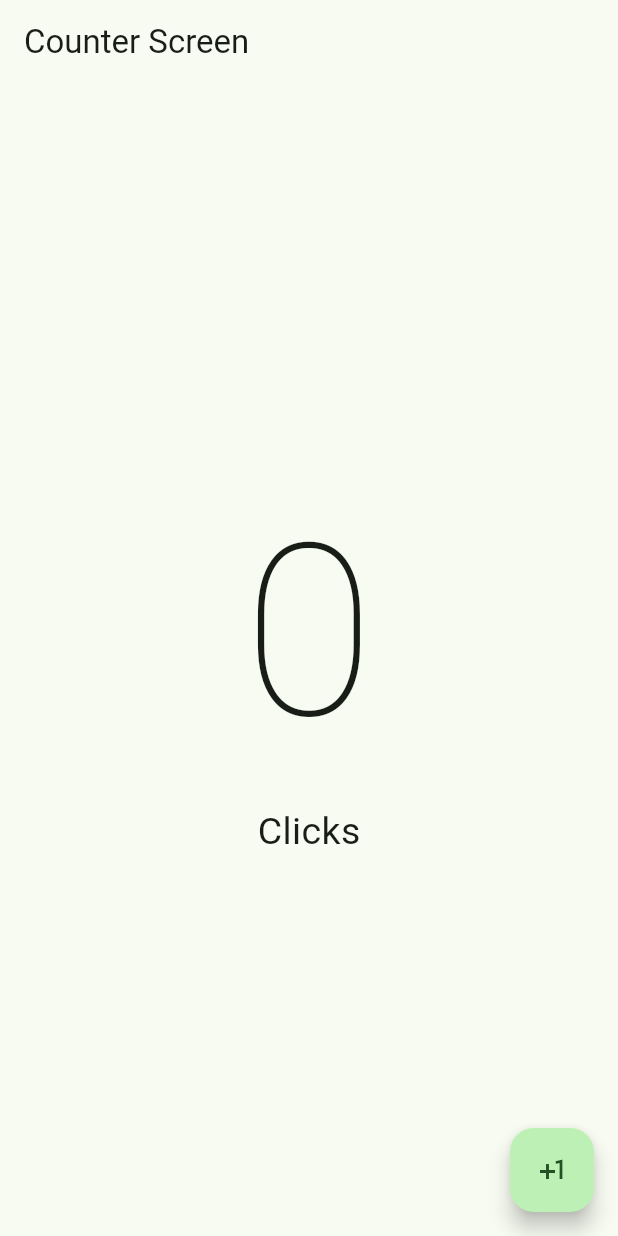
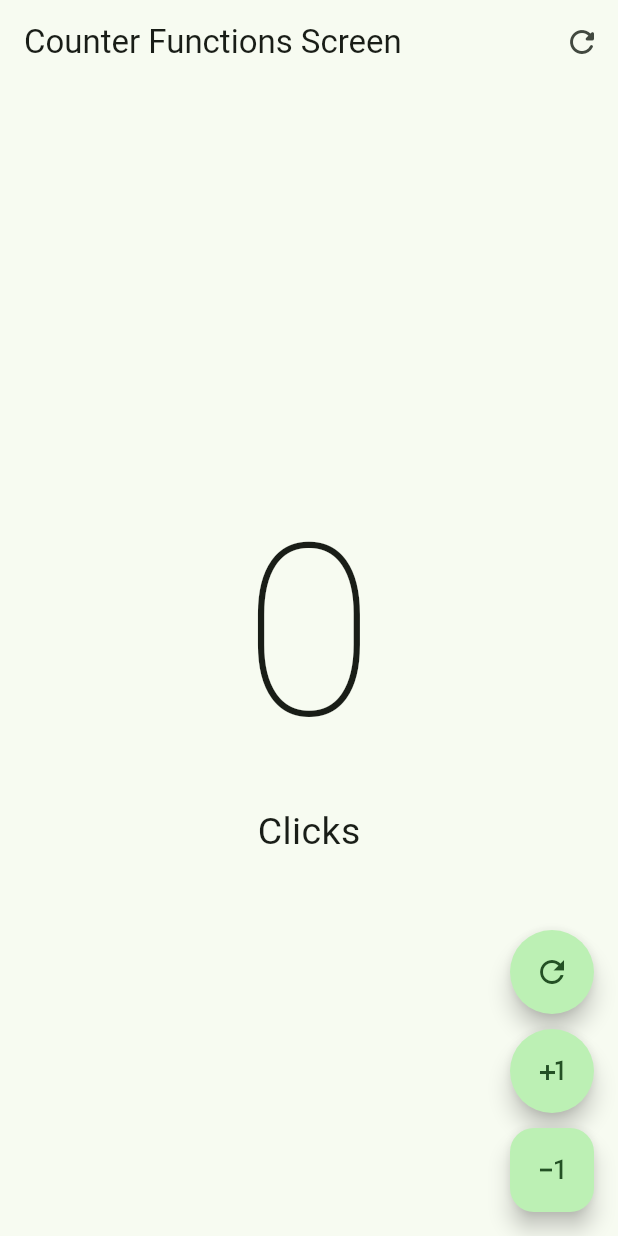
Before and after one commit to AngelTravieso/02_counter_app, a Flutter app: the screen it shows after launch, on a phone screen of 412 x 824 dp. Run offline on Flutter 3.47's test engine with Material 2 defaults, Android fonts, the phone set to English and light mode, and no system bars.

Commit message:
AppBar y Acciones

```diff
--- a/lib/main.dart
+++ b/lib/main.dart
@@ -1,4 +1,4 @@
-import 'package:counter_app/presentation/screens/counter/counter_screen.dart';
+import 'package:counter_app/presentation/screens/counter/counter_functions_screen.dart';
 import 'package:flutter/material.dart';
 
 void main() {
@@ -16,7 +16,8 @@ class MyApp extends StatelessWidget {
         useMaterial3: true,
         colorSchemeSeed: Colors.green,
       ),
-      home: const CounterScreen(),
+      // home: const CounterScreen(),
+      home: const CounterFunctionsScreens(),
     );
   }
 }
--- /dev/null
+++ b/lib/presentation/screens/counter/counter_functions_screen.dart
@@ -0,0 +1,88 @@
+import 'package:flutter/material.dart';
+
+class CounterFunctionsScreens extends StatefulWidget {
+  const CounterFunctionsScreens({super.key});
+
+  @override
+  State<CounterFunctionsScreens> createState() =>
+      _CounterFunctionsScreensState();
+}
+
+class _CounterFunctionsScreensState extends State<CounterFunctionsScreens> {
+  int clickCounter = 0;
+
+  @override
+  Widget build(BuildContext context) {
+    return Scaffold(
+        appBar: AppBar(
+          title: const Text('Counter Functions Screen'),
+          actions: [
+            IconButton(
+              icon: const Icon(Icons.refresh_rounded),
+              onPressed: () {
+                setState(() {
+                  clickCounter = 0;
+                });
+              },
+            ),
+          ],
+        ),
+        body: Center(
+          child: Column(
+            mainAxisAlignment: MainAxisAlignment.center,
+            children: [
+              Text(
+                '$clickCounter',
+                style: const TextStyle(
+                  fontSize: 160,
+                  fontWeight: FontWeight.w100,
+                ),
+              ),
+              Text(
+                clickCounter != 1 ? 'Clicks' : 'Click',
+                style: const TextStyle(
+                  fontSize: 25,
+                ),
+              ),
+            ],
+          ),
+        ),
+        floatingActionButton: Column(
+          mainAxisAlignment: MainAxisAlignment.end,
+          children: [
+            FloatingActionButton(
+              shape: const StadiumBorder(),
+              onPressed: incrementCounter,
+              child: const Icon(Icons.refresh_outlined),
+            ),
+            const SizedBox(height: 10),
+            FloatingActionButton(
+              // StadiumBorder (borde circular)
+              shape: const StadiumBorder(),
+              onPressed: incrementCounter,
+              child: const Icon(Icons.plus_one),
+            ),
+            const SizedBox(height: 10),
+            FloatingActionButton(
+              onPressed: decrementCounter,
+              child: const Icon(Icons.exposure_minus_1),
+            ),
+          ],
+        ));
+  }
+
+  void incrementCounter() {
+    setState(() {
+      clickCounter++;
+    });
+  }
+
+  void decrementCounter() {
+    if (clickCounter == 0) {
+      return;
+    }
+    setState(() {
+      clickCounter--;
+    });
+  }
+}
```
